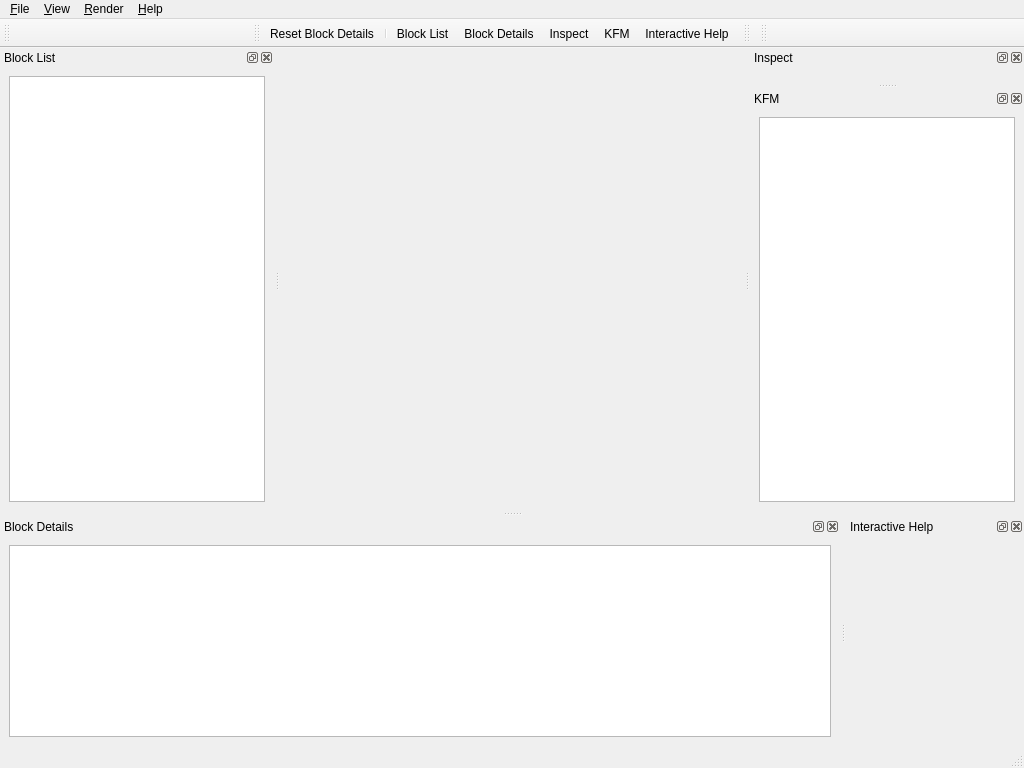
This is src/ui/nifskope.ui in niftools/nifskope as Qt 5 draws it before an edit. The edited form follows.
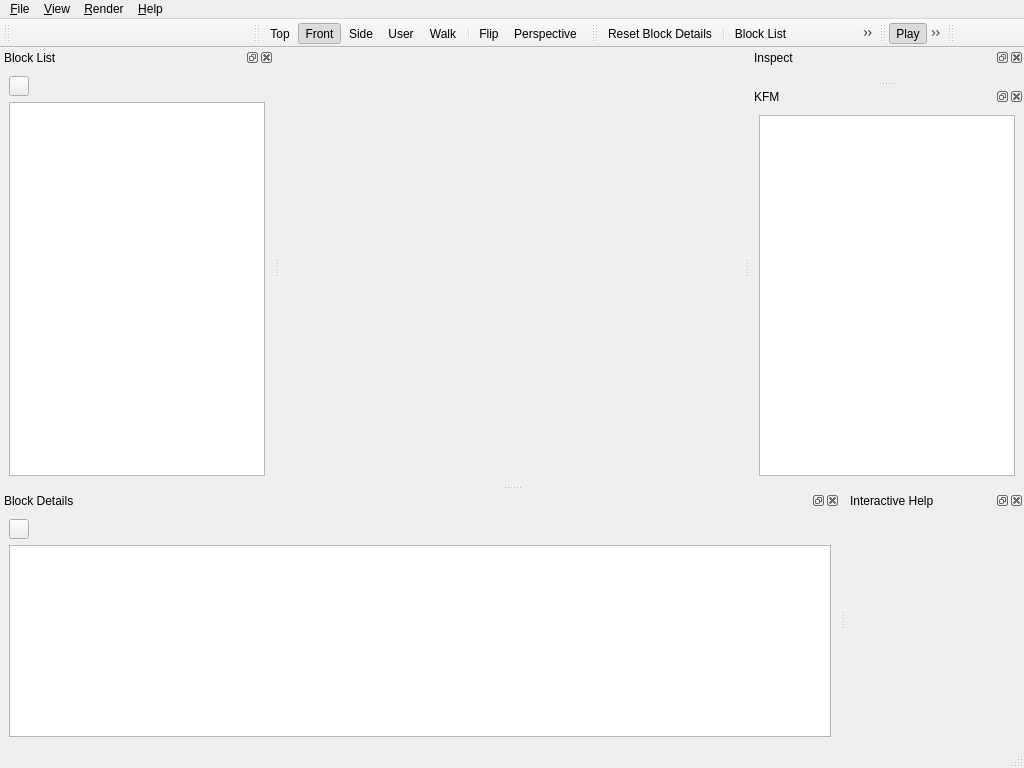
This is the edited form. Icons and pictures are not drawn. Custom widgets are drawn as their Qt base class.

Commit message:
[UI] GLView separation
Connected the GLView up with the main UI file, separated the remaining
logic out into an init function

```diff
--- a/src/ui/nifskope.ui
+++ b/src/ui/nifskope.ui
@@ -32,6 +32,34 @@
     <bool>false</bool>
    </attribute>
   </widget>
+  <widget class="QToolBar" name="tRender">
+   <property name="windowTitle">
+    <string>Render</string>
+   </property>
+   <property name="allowedAreas">
+    <set>Qt::BottomToolBarArea|Qt::TopToolBarArea</set>
+   </property>
+   <property name="iconSize">
+    <size>
+     <width>16</width>
+     <height>16</height>
+    </size>
+   </property>
+   <attribute name="toolBarArea">
+    <enum>TopToolBarArea</enum>
+   </attribute>
+   <attribute name="toolBarBreak">
+    <bool>false</bool>
+   </attribute>
+   <addaction name="aViewTop"/>
+   <addaction name="aViewFront"/>
+   <addaction name="aViewSide"/>
+   <addaction name="aViewUser"/>
+   <addaction name="aViewWalk"/>
+   <addaction name="separator"/>
+   <addaction name="aViewFlip"/>
+   <addaction name="aViewPerspective"/>
+  </widget>
   <widget class="QToolBar" name="tView">
    <property name="windowTitle">
     <string>View</string>
@@ -60,14 +88,35 @@
    <property name="allowedAreas">
     <set>Qt::BottomToolBarArea|Qt::TopToolBarArea</set>
    </property>
+   <property name="iconSize">
+    <size>
+     <width>16</width>
+     <height>16</height>
+    </size>
+   </property>
    <attribute name="toolBarArea">
     <enum>TopToolBarArea</enum>
    </attribute>
    <attribute name="toolBarBreak">
     <bool>false</bool>
    </attribute>
+   <addaction name="aAnimPlay"/>
+   <addaction name="aAnimLoop"/>
+   <addaction name="aAnimSwitch"/>
   </widget>
-  <widget class="QToolBar" name="tRender">
+  <widget class="QToolBar" name="tLOD">
+   <property name="minimumSize">
+    <size>
+     <width>80</width>
+     <height>0</height>
+    </size>
+   </property>
+   <property name="maximumSize">
+    <size>
+     <width>80</width>
+     <height>16777215</height>
+    </size>
+   </property>
    <property name="windowTitle">
     <string>Render</string>
    </property>
@@ -213,7 +262,26 @@
    <widget class="QWidget" name="dockWidgetContents_2">
     <layout class="QHBoxLayout" name="horizontalLayout_2">
      <item>
-      <layout class="QHBoxLayout" name="horizontalLayout">
+      <layout class="QVBoxLayout" name="treeLayout">
+       <property name="spacing">
+        <number>6</number>
+       </property>
+       <property name="rightMargin">
+        <number>0</number>
+       </property>
+       <item>
+        <widget class="QPushButton" name="bExpandAllTree">
+         <property name="maximumSize">
+          <size>
+           <width>20</width>
+           <height>20</height>
+          </size>
+         </property>
+         <property name="text">
+          <string/>
+         </property>
+        </widget>
+       </item>
        <item>
         <widget class="NifTreeView" name="tree">
          <property name="contextMenuPolicy">
@@ -254,7 +322,20 @@
    <widget class="QWidget" name="dockWidgetContents_4">
     <layout class="QVBoxLayout" name="verticalLayout_2">
      <item>
-      <layout class="QVBoxLayout" name="verticalLayout">
+      <layout class="QVBoxLayout" name="listLayout">
+       <item>
+        <widget class="QPushButton" name="bExpandAllList">
+         <property name="maximumSize">
+          <size>
+           <width>20</width>
+           <height>20</height>
+          </size>
+         </property>
+         <property name="text">
+          <string/>
+         </property>
+        </widget>
+       </item>
        <item>
         <widget class="NifTreeView" name="list">
          <property name="contextMenuPolicy">
@@ -364,6 +445,12 @@
    </property>
   </action>
   <action name="aViewFront">
+   <property name="checkable">
+    <bool>true</bool>
+   </property>
+   <property name="checked">
+    <bool>true</bool>
+   </property>
    <property name="icon">
     <iconset resource="../../res/nifskope.qrc">
      <normaloff>:/btn/viewFront</normaloff>:/btn/viewFront</iconset>
@@ -566,6 +653,78 @@
     <string>About &amp;Qt</string>
    </property>
   </action>
+  <action name="aPrintView">
+   <property name="text">
+    <string>Save View To File...</string>
+   </property>
+  </action>
+  <action name="aColorKeyDebug">
+   <property name="checkable">
+    <bool>true</bool>
+   </property>
+   <property name="text">
+    <string>Color Key Debug</string>
+   </property>
+  </action>
+  <action name="aAnimate">
+   <property name="checkable">
+    <bool>true</bool>
+   </property>
+   <property name="checked">
+    <bool>true</bool>
+   </property>
+   <property name="text">
+    <string>&amp;Animations</string>
+   </property>
+   <property name="toolTip">
+    <string>enables evaluation of animation controllers</string>
+   </property>
+  </action>
+  <action name="aAnimPlay">
+   <property name="checkable">
+    <bool>true</bool>
+   </property>
+   <property name="checked">
+    <bool>true</bool>
+   </property>
+   <property name="icon">
+    <iconset resource="../../res/nifskope.qrc">
+     <normaloff>:/btn/play</normaloff>:/btn/play</iconset>
+   </property>
+   <property name="text">
+    <string>&amp;Play</string>
+   </property>
+  </action>
+  <action name="aAnimLoop">
+   <property name="checkable">
+    <bool>true</bool>
+   </property>
+   <property name="checked">
+    <bool>true</bool>
+   </property>
+   <property name="icon">
+    <iconset resource="../../res/nifskope.qrc">
+     <normaloff>:/btn/loop</normaloff>:/btn/loop</iconset>
+   </property>
+   <property name="text">
+    <string>&amp;Loop</string>
+   </property>
+  </action>
+  <action name="aAnimSwitch">
+   <property name="checkable">
+    <bool>true</bool>
+   </property>
+   <property name="checked">
+    <bool>true</bool>
+   </property>
+   <property name="icon">
+    <iconset resource="../../res/nifskope.qrc">
+     <normaloff>:/btn/switch</normaloff>:/btn/switch</iconset>
+   </property>
+   <property name="text">
+    <string>&amp;Switch</string>
+   </property>
+  </action>
  </widget>
  <customwidgets>
   <customwidget>
```
Left out of the diff: 165 changed lines with no effect on the pictures. The commit also changes 4 other files.
